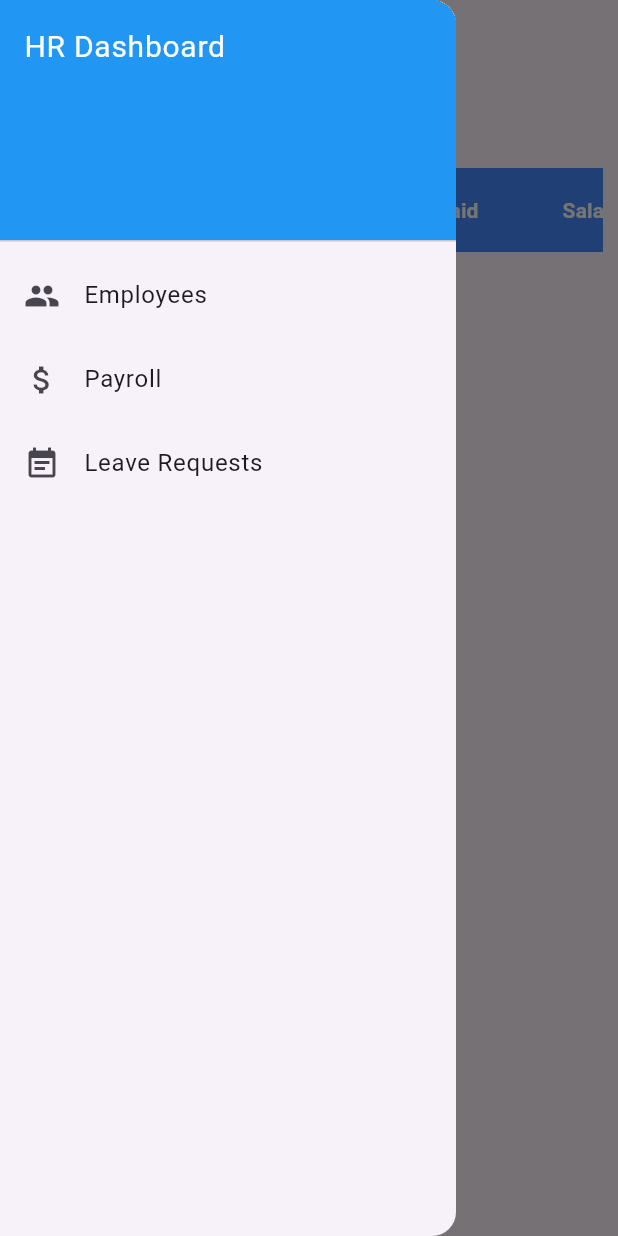
After one commit to ReturajProshad/ERP_Demo, a Flutter app: the HrPage screen opened directly, with the side drawer open, on a phone screen of 412 x 824 dp. The commit adds this screen. Run offline on Flutter 3.47's test engine with Material 3 defaults, Android fonts, the phone set to English and light mode, and no system bars; our stand-ins replace cloud_firestore, firebase_auth, firebase_core, hive, hive_flutter; accounts and stored records are empty.

Commit message:
hr and Dashboard service added

```diff
--- a/lib/customWidgets/Contants.dart
+++ b/lib/customWidgets/Contants.dart
@@ -25,9 +25,9 @@ class Constants {
 
   //firebase and role constants
   String Users = "Users";
+  String employees = "employees";
 
   String admin = "Admin";
-  String employee = "Employee";
   //Dashboard Constants
   String hr = "HR";
   String finance = "Finance";
--- /dev/null
+++ b/lib/models/employee_model.dart
@@ -0,0 +1,40 @@
+class EmployeeModel {
+  String id;
+  String name;
+  String designation;
+  String department;
+  String status;
+  double salary;
+
+  EmployeeModel({
+    required this.id,
+    required this.name,
+    required this.designation,
+    required this.department,
+    required this.status,
+    required this.salary,
+  });
+
+  // Convert Firestore Document to EmployeeModel Object
+  factory EmployeeModel.fromMap(Map<String, dynamic> data, String documentId) {
+    return EmployeeModel(
+      id: documentId,
+      name: data['name'] ?? '',
+      designation: data['designation'] ?? '',
+      department: data['department'] ?? '',
+      status: data['status'] ?? 'Active',
+      salary: (data['salary'] ?? 0.0).toDouble(),
+    );
+  }
+
+  // Convert Employee Object to Firestore Document
+  Map<String, dynamic> toMap() {
+    return {
+      'name': name,
+      'designation': designation,
+      'department': department,
+      'status': status,
+      'salary': salary,
+    };
+  }
+}
--- /dev/null
+++ b/lib/models/leave_model.dart
@@ -0,0 +1,40 @@
+class LeaveRequest {
+  String id;
+  String employeeId;
+  String type;
+  String startDate;
+  String endDate;
+  String status;
+
+  LeaveRequest({
+    required this.id,
+    required this.employeeId,
+    required this.type,
+    required this.startDate,
+    required this.endDate,
+    required this.status,
+  });
+
+  // Convert Firestore Document to LeaveRequest Object
+  factory LeaveRequest.fromMap(Map<String, dynamic> data, String documentId) {
+    return LeaveRequest(
+      id: documentId,
+      employeeId: data['employeeId'] ?? '',
+      type: data['type'] ?? 'Casual',
+      startDate: data['startDate'] ?? '',
+      endDate: data['endDate'] ?? '',
+      status: data['status'] ?? 'Pending',
+    );
+  }
+
+  // Convert LeaveRequest Object to Firestore Document
+  Map<String, dynamic> toMap() {
+    return {
+      'employeeId': employeeId,
+      'type': type,
+      'startDate': startDate,
+      'endDate': endDate,
+      'status': status,
+    };
+  }
+}
--- /dev/null
+++ b/lib/models/payroll_model.dart
@@ -0,0 +1,36 @@
+class Payroll {
+  String id;
+  String employeeId;
+  String month;
+  double amount;
+  String status;
+
+  Payroll({
+    required this.id,
+    required this.employeeId,
+    required this.month,
+    required this.amount,
+    required this.status,
+  });
+
+  // Convert Firestore Document to Payroll Object
+  factory Payroll.fromMap(Map<String, dynamic> data, String documentId) {
+    return Payroll(
+      id: documentId,
+      employeeId: data['employeeId'] ?? '',
+      month: data['month'] ?? '',
+      amount: (data['amount'] ?? 0.0).toDouble(),
+      status: data['status'] ?? 'Pending',
+    );
+  }
+
+  // Convert Payroll Object to Firestore Document
+  Map<String, dynamic> toMap() {
+    return {
+      'employeeId': employeeId,
+      'month': month,
+      'amount': amount,
+      'status': status,
+    };
+  }
+}
--- /dev/null
+++ b/lib/providers/hr_provider.dart
@@ -0,0 +1,63 @@
+import 'package:cloud_firestore/cloud_firestore.dart';
+import 'package:erp_d_and_a/customWidgets/Contants.dart';
+import 'package:erp_d_and_a/models/employee_model.dart';
+import 'package:erp_d_and_a/models/leave_model.dart';
+import 'package:erp_d_and_a/models/payroll_model.dart';
+import 'package:flutter/material.dart';
+
+class HrProvider extends ChangeNotifier {
+  final FirebaseFirestore _firebaseFirestore = FirebaseFirestore.instance;
+  final Constants _type = Constants.instances;
+  List<EmployeeModel> _employees = [];
+  List<LeaveRequest> _leaves = [];
+  List<Payroll> _payrolls = [];
+
+  List<EmployeeModel> get employees => _employees;
+  List<LeaveRequest> get leaves => _leaves;
+  List<Payroll> get payrolls => _payrolls;
+
+  Future<void> fetchEmployees() async {
+    var _snapshot = await _firebaseFirestore.collection(_type.employees).get();
+    _employees = _snapshot.docs
+        .map((e) => EmployeeModel.fromMap(e.data(), e.id))
+        .toList();
+    notifyListeners();
+  }
+
+  /// Fetch Leave Requests
+  Future<void> fetchLeaves() async {
+    var snapshot = await _firebaseFirestore.collection('leaves').get();
+    _leaves =
+        snapshot.docs.map((e) => LeaveRequest.fromMap(e.data(), e.id)).toList();
+    notifyListeners();
+  }
+
+  /// Fetch Payroll Data
+  Future<void> fetchPayrolls() async {
+    var snapshot = await _firebaseFirestore.collection('payrolls').get();
+    _payrolls =
+        snapshot.docs.map((e) => Payroll.fromMap(e.data(), e.id)).toList();
+    notifyListeners();
+  }
+
+  /// Approve/Reject Leave Request
+  Future<void> updateLeaveStatus(String id, String status) async {
+    await _firebaseFirestore
+        .collection('leaves')
+        .doc(id)
+        .update({'status': status});
+    await fetchLeaves();
+  }
+
+  /// Add New Employee
+  Future<void> addEmployee(EmployeeModel employee) async {
+    await _firebaseFirestore.collection('employees').add(employee.toMap());
+    await fetchEmployees();
+  }
+
+  /// Add Payroll Entry
+  Future<void> addPayroll(Payroll payroll) async {
+    await _firebaseFirestore.collection('payrolls').add(payroll.toMap());
+    await fetchPayrolls();
+  }
+}
--- a/lib/providers/provider_bindings.dart
+++ b/lib/providers/provider_bindings.dart
@@ -1,3 +1,4 @@
+import 'package:erp_d_and_a/providers/hr_provider.dart';
 import 'package:erp_d_and_a/providers/user_provider.dart';
 import 'package:flutter/material.dart';
 import 'package:provider/provider.dart';
@@ -7,6 +8,7 @@ class Appinstances {
     return MultiProvider(
       providers: [
         ChangeNotifierProvider(create: (context) => UserProvider()),
+        ChangeNotifierProvider(create: (context) => HrProvider())
       ],
       child: child,
     );
--- a/lib/providers/user_provider.dart
+++ b/lib/providers/user_provider.dart
@@ -5,7 +5,7 @@ import 'package:flutter/material.dart';
 
 class UserProvider extends ChangeNotifier {
   final FirebaseFirestore _firestore = FirebaseFirestore.instance;
-  Constants _constants = Constants.instances;
+  final Constants _constants = Constants.instances;
   List<UserModel> _users = [];
   List<UserModel> get users => _users;
 
--- /dev/null
+++ b/lib/views/modules/HrManagement/leaveRequest_page.dart
@@ -0,0 +1,78 @@
+import 'package:erp_d_and_a/models/leave_model.dart';
+import 'package:erp_d_and_a/providers/hr_provider.dart';
+import 'package:flutter/material.dart';
+import 'package:provider/provider.dart';
+
+class LeaveRequestPage extends StatelessWidget {
+  const LeaveRequestPage({super.key});
+
+  @override
+  Widget build(BuildContext context) {
+    final hrProvider = Provider.of<HrProvider>(context);
+
+    return Scaffold(
+      appBar: AppBar(
+        title: const Text("Leave Requests"),
+      ),
+      body: hrProvider.leaves.isEmpty
+          ? const Center(child: CircularProgressIndicator())
+          : ListView.builder(
+              itemCount: hrProvider.leaves.length,
+              itemBuilder: (context, index) {
+                LeaveRequest leave = hrProvider.leaves[index];
+                return ListTile(
+                  title: Text("Leave for ${leave.type}"),
+                  subtitle:
+                      Text('From: ${leave.startDate} To: ${leave.endDate}'),
+                  trailing: Text(leave.status),
+                  leading: Icon(
+                    leave.status == "Approved"
+                        ? Icons.check_circle
+                        : (leave.status == "Rejected"
+                            ? Icons.cancel
+                            : Icons.pending),
+                    color: leave.status == "Approved"
+                        ? Colors.green
+                        : (leave.status == "Rejected"
+                            ? Colors.red
+                            : Colors.orange),
+                  ),
+                  onTap: () {
+                    _updateLeaveStatus(context, leave);
+                  },
+                );
+              },
+            ),
+    );
+  }
+
+  void _updateLeaveStatus(BuildContext context, LeaveRequest leaveRequest) {
+    showDialog(
+      context: context,
+      builder: (BuildContext context) {
+        return AlertDialog(
+          title: const Text("Update Leave Status"),
+          content: const Text("Do you want to approve or reject this leave?"),
+          actions: <Widget>[
+            TextButton(
+              onPressed: () {
+                Provider.of<HrProvider>(context, listen: false)
+                    .updateLeaveStatus(leaveRequest.id, 'Approved');
+                Navigator.pop(context);
+              },
+              child: const Text("Approve"),
+            ),
+            TextButton(
+              onPressed: () {
+                Provider.of<HrProvider>(context, listen: false)
+                    .updateLeaveStatus(leaveRequest.id, 'Rejected');
+                Navigator.pop(context);
+              },
+              child: const Text("Reject"),
+            ),
+          ],
+        );
+      },
+    );
+  }
+}
--- /dev/null
+++ b/lib/views/modules/HrManagement/payroll_page.dart
@@ -0,0 +1,54 @@
+import 'package:erp_d_and_a/models/employee_model.dart';
+import 'package:erp_d_and_a/models/payroll_model.dart';
+import 'package:erp_d_and_a/providers/hr_provider.dart';
+import 'package:flutter/material.dart';
+import 'package:provider/provider.dart';
+
+class EmployeePayrollPage extends StatelessWidget {
+  const EmployeePayrollPage({super.key});
+
+  @override
+  Widget build(BuildContext context) {
+    final hrProvider = Provider.of<HrProvider>(context);
+
+    return Scaffold(
+      appBar: AppBar(
+        title: const Text("Employee Payroll"),
+      ),
+      body: hrProvider.payrolls.isEmpty
+          ? const Center(child: CircularProgressIndicator())
+          : ListView.builder(
+              itemCount: hrProvider.payrolls.length,
+              itemBuilder: (context, index) {
+                Payroll payroll = hrProvider.payrolls[index];
+                EmployeeModel employee = hrProvider.employees.firstWhere(
+                  (emp) => emp.id == payroll.employeeId,
+                  orElse: () => EmployeeModel(
+                    id: '',
+                    name: 'Unknown',
+                    designation: '',
+                    department: '',
+                    status: '',
+                    salary: 0,
+                  ),
+                );
+
+                return ListTile(
+                  title: Text(employee.name),
+                  subtitle: Text('Month: ${payroll.month}'),
+                  trailing: Text("\$${payroll.amount.toStringAsFixed(2)}"),
+                  leading: Icon(
+                    payroll.status == "Paid"
+                        ? Icons.check_circle
+                        : Icons.cancel,
+                    color: payroll.status == "Paid" ? Colors.green : Colors.red,
+                  ),
+                  onTap: () {
+                    // You can add functionality to view details or update payroll
+                  },
+                );
+              },
+            ),
+    );
+  }
+}
--- /dev/null
+++ b/lib/views/modules/hr_page.dart
@@ -0,0 +1,156 @@
+import 'package:erp_d_and_a/models/employee_model.dart';
+import 'package:erp_d_and_a/models/leave_model.dart';
+import 'package:erp_d_and_a/models/payroll_model.dart';
+import 'package:erp_d_and_a/providers/hr_provider.dart';
+import 'package:erp_d_and_a/services/navigation_service.dart';
+import 'package:erp_d_and_a/views/modules/HrManagement/leaveRequest_page.dart';
+import 'package:erp_d_and_a/views/modules/HrManagement/payroll_page.dart';
+import 'package:flutter/material.dart';
+import 'package:provider/provider.dart';
+
+class HrPage extends StatefulWidget {
+  const HrPage({super.key});
+
+  @override
+  State<HrPage> createState() => _HrPageState();
+}
+
+class _HrPageState extends State<HrPage> {
+  @override
+  void initState() {
+    final hrProvider = Provider.of<HrProvider>(context, listen: false);
+    hrProvider.fetchEmployees();
+    hrProvider.fetchLeaves();
+    hrProvider.fetchPayrolls();
+    super.initState();
+  }
+
+  @override
+  Widget build(BuildContext context) {
+    final hrProvider = Provider.of<HrProvider>(context);
+    return Scaffold(
+      appBar: AppBar(
+        title: const Text("HR Management"),
+      ),
+      drawer: _buildDrawer(context), // Drawer for navigation
+      body: SingleChildScrollView(
+        padding: const EdgeInsets.all(10),
+        child: Column(
+          crossAxisAlignment: CrossAxisAlignment.start,
+          children: [
+            _buildSectionTitle("Employee Payroll Overview"),
+            _buildEmployeeTable(hrProvider.employees, hrProvider.payrolls),
+          ],
+        ),
+      ),
+    );
+  }
+
+  Widget _buildSectionTitle(String title) {
+    return Padding(
+      padding: const EdgeInsets.all(10.0),
+      child: Text(title,
+          style: const TextStyle(fontSize: 18, fontWeight: FontWeight.bold)),
+    );
+  }
+
+  /// **App Drawer for Navigation**
+  Widget _buildDrawer(BuildContext context) {
+    return Drawer(
+      child: ListView(
+        padding: EdgeInsets.zero,
+        children: [
+          const DrawerHeader(
+            decoration: BoxDecoration(color: Colors.blue),
+            child: Text(
+              "HR Dashboard",
+              style: TextStyle(color: Colors.white, fontSize: 20),
+            ),
+          ),
+          ListTile(
+            leading: const Icon(Icons.people),
+            title: const Text("Employees"),
+            onTap: () {
+              Navigator.pop(context);
+              // Navigate to Employee Page (implement separately)
+            },
+          ),
+          ListTile(
+            leading: const Icon(Icons.attach_money),
+            title: const Text("Payroll"),
+            onTap: () {
+              Navigator.pop(context);
+              NavigationService.navigateTo(EmployeePayrollPage());
+            },
+          ),
+          ListTile(
+            leading: const Icon(Icons.event_note),
+            title: const Text("Leave Requests"),
+            onTap: () {
+              Navigator.pop(context);
+              NavigationService.navigateTo(LeaveRequestPage());
+            },
+          ),
+        ],
+      ),
+    );
+  }
+
+  Widget _buildEmployeeTable(
+      List<EmployeeModel> employees, List<Payroll> payrolls) {
+    return SingleChildScrollView(
+      scrollDirection: Axis.horizontal,
+      child: DataTable(
+        headingRowColor:
+            WidgetStateColor.resolveWith((states) => Colors.blueAccent),
+        columns: const [
+          DataColumn(
+              label: Text("Employee Name",
+                  style: TextStyle(
+                      color: Colors.white, fontWeight: FontWeight.bold))),
+          DataColumn(
+              label: Text("Status",
+                  style: TextStyle(
+                      color: Colors.white, fontWeight: FontWeight.bold))),
+          DataColumn(
+              label: Text("Paid",
+                  style: TextStyle(
+                      color: Colors.white, fontWeight: FontWeight.bold))),
+          DataColumn(
+              label: Text("Salary",
+                  style: TextStyle(
+                      color: Colors.white, fontWeight: FontWeight.bold))),
+        ],
+        rows: employees.map((employee) {
+          var payroll = payrolls.firstWhere(
+            (p) => p.employeeId == employee.id,
+            orElse: () => Payroll(
+                id: "",
+                employeeId: employee.id,
+                month: "",
+                amount: 0.0,
+                status: "Unpaid"),
+          );
+
+          return DataRow(cells: [
+            DataCell(Text(employee.name)),
+            DataCell(Text(employee.status,
+                style: TextStyle(
+                    color: employee.status == "Active"
+                        ? Colors.green
+                        : Colors.red))),
+            DataCell(
+              Text(
+                payroll.status == "Paid" ? "✅ Paid" : "❌ Unpaid",
+                style: TextStyle(
+                    color:
+                        payroll.status == "Paid" ? Colors.green : Colors.red),
+              ),
+            ),
+            DataCell(Text("\$${payroll.amount.toStringAsFixed(2)}")),
+          ]);
+        }).toList(),
+      ),
+    );
+  }
+}
--- a/lib/views/splash_screen.dart
+++ b/lib/views/splash_screen.dart
@@ -2,7 +2,6 @@ import 'dart:async';
 
 import 'package:erp_d_and_a/customWidgets/Contants.dart';
 import 'package:erp_d_and_a/services/auth_service.dart';
-import 'package:firebase_auth/firebase_auth.dart';
 import 'package:flutter/material.dart';
 
 class SplashScreen extends StatefulWidget {
```
Also changed, not shown: lib/main.dart (+3 -5 lines), lib/services/auth_service.dart (+9 -5 lines), lib/services/dashboard_service.dart (added, +18 -0 lines), lib/views/admin_dashboard.dart (+15 -1 lines), lib/views/login_page.dart (+9 -12 lines), lib/views/modules/financeManagement/transactions_page.dart (+7 -125 lines).
